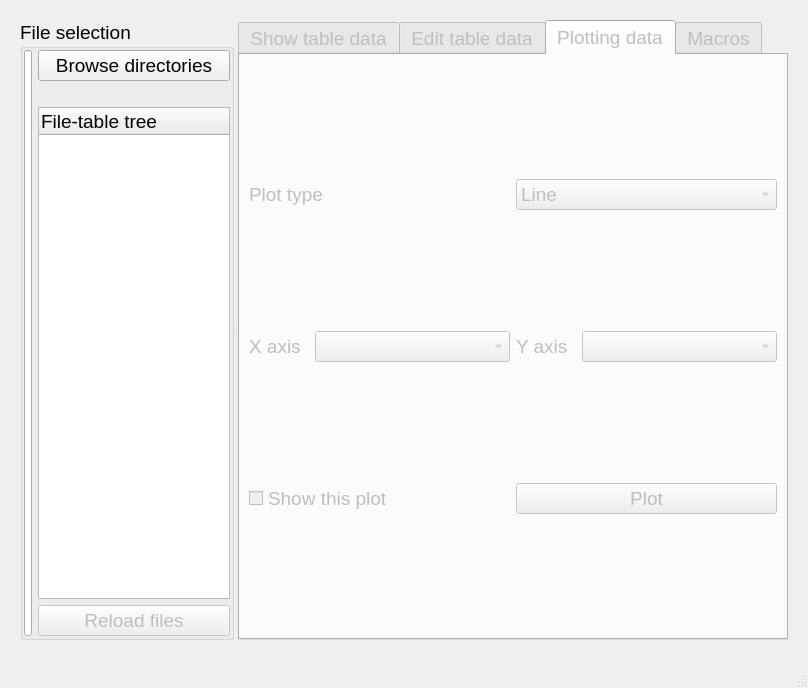
The window that mainwindow_tabs.ui (lcubrilo/Brillo) describes before a commit, drawn with Qt 5.
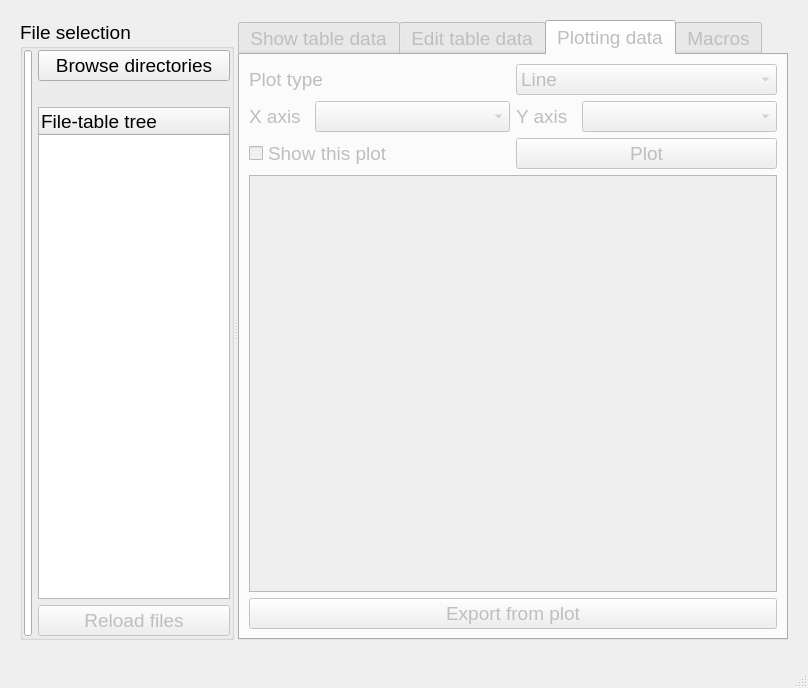
The same window after the commit. The open tabs and pages were chosen to show the change.

Commit message: Export from plot, multiplotting working.

Patch:
```diff
--- a/mainwindow_tabs.ui
+++ b/mainwindow_tabs.ui
@@ -634,6 +634,16 @@
            </item>
           </layout>
          </item>
+         <item>
+          <widget class="QListWidget" name="toPlotListWidget"/>
+         </item>
+         <item>
+          <widget class="QPushButton" name="plotExportButton">
+           <property name="text">
+            <string>Export from plot</string>
+           </property>
+          </widget>
+         </item>
         </layout>
        </widget>
        <widget class="QWidget" name="codeTab">
```
Left out of the diff: 2 changed lines with no effect on the pictures. The commit also changes 7 other files.
